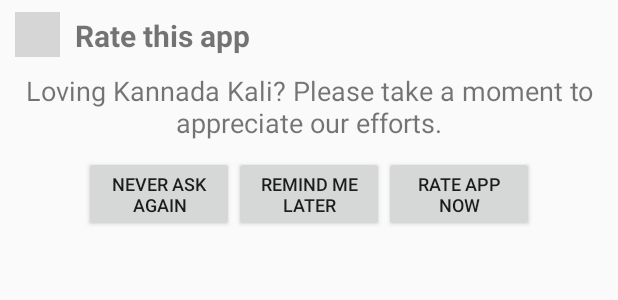
After one commit to Ekaanth/LearnKannada_KannadaKali, an Android app: the layout rateapp_layout.xml on its own in the app's theme, with its tools: preview values and no code run, on a phone screen of 412 x 824 dp. The commit adds this screen. Shown: the top 300 px of the screen. Run offline under Robolectric (Android 15) with nearby library versions, the phone set to English and light mode, and no system bars; grey boxes are pictures that could not be loaded.

Commit message:
added appRater to pop up randomly

```diff
--- a/app/src/main/java/app/learnkannada/com/learnkannadakannadakali/DayActivity.java
+++ b/app/src/main/java/app/learnkannada/com/learnkannadakannadakali/DayActivity.java
@@ -28,6 +28,8 @@ public class DayActivity extends AppCompatActivity {
         setContentView(R.layout.activity_course_home);
 
         recyclerView = (RecyclerView) findViewById(R.id.recyclerViewID);
+
+        AppRater.app_launched(this);
 
         layoutManager = new LinearLayoutManager(this);
         recyclerView.setLayoutManager(layoutManager);
@@ -161,7 +163,7 @@ public class DayActivity extends AppCompatActivity {
                 AudioPlayer.mediaPlayer.stop();
                 AudioPlayer.mediaPlayer.release();
                 AudioPlayer.mediaPlayer = null;
-                Toast.makeText(getApplicationContext(),"killed on back pressed",Toast.LENGTH_SHORT).show();
+                //Toast.makeText(getApplicationContext(),"killed on back pressed",Toast.LENGTH_SHORT).show();
             }
         }
         super.onBackPressed();
--- a/app/src/main/java/app/learnkannada/com/learnkannadakannadakali/ExampleActivity.java
+++ b/app/src/main/java/app/learnkannada/com/learnkannadakannadakali/ExampleActivity.java
@@ -106,7 +106,7 @@ public class ExampleActivity extends AppCompatActivity {
                 AudioPlayer.mediaPlayer.stop();
             AudioPlayer.mediaPlayer.release();
             AudioPlayer.mediaPlayer = null;
-            Toast.makeText(getApplicationContext(),"killed on back pressed",Toast.LENGTH_SHORT).show();
+            //Toast.makeText(getApplicationContext(),"killed on back pressed",Toast.LENGTH_SHORT).show();
             }
         }
         super.onBackPressed();
--- a/app/src/main/java/app/learnkannada/com/learnkannadakannadakali/Homepage.java
+++ b/app/src/main/java/app/learnkannada/com/learnkannadakannadakali/Homepage.java
@@ -24,6 +24,7 @@ public class Homepage extends AppCompatActivity {
         super.onCreate(savedInstanceState);
         setContentView(R.layout.activity_homepage);
 
+        AppRater.app_launched(this);
 
         words = (Button) findViewById(R.id.wordsID);
         conversations = (Button) findViewById(R.id.conversationsID);
--- /dev/null
+++ b/app/src/main/res/layout/rateapp_layout.xml
@@ -0,0 +1,82 @@
+<?xml version="1.0" encoding="utf-8"?>
+<RelativeLayout
+    xmlns:android="http://schemas.android.com/apk/res/android"
+    android:layout_width="match_parent"
+    android:layout_height="match_parent">
+
+    <LinearLayout
+        android:id="@+id/titleLayoutID"
+        android:orientation="horizontal"
+        android:layout_width="wrap_content"
+        android:layout_height="wrap_content">
+
+        <ImageView
+            android:layout_width="30dp"
+            android:layout_height="30dp"
+            android:src="@drawable/rateapp"
+            android:layout_marginTop="8dp"
+            android:layout_marginStart="10dp"/>
+
+        <TextView
+            android:id="@+id/titleRateID"
+            android:text="Rate this app"
+            android:textSize="20sp"
+            android:layout_marginTop="10dp"
+            android:layout_marginStart="10dp"
+            android:textStyle="bold"
+            android:layout_width="wrap_content"
+            android:layout_height="wrap_content" />
+
+    </LinearLayout>
+
+
+    <LinearLayout
+        android:layout_below="@id/titleLayoutID"
+        android:orientation="vertical"
+        android:layout_marginBottom="10dp"
+        android:layout_width="match_parent"
+        android:layout_height="wrap_content">
+
+        <TextView
+            android:id="@+id/rateTextID"
+            android:text="@string/rateText"
+            android:layout_gravity="center"
+            android:textAlignment="center"
+            android:layout_marginTop="20dp"
+            android:textSize="18sp"
+            android:layout_margin="10dp"
+            android:layout_width="wrap_content"
+            android:layout_height="wrap_content" />
+
+        <LinearLayout
+            android:orientation="horizontal"
+            android:layout_gravity="center"
+            android:layout_width="wrap_content"
+            android:layout_height="wrap_content">
+
+            <Button
+                android:id="@+id/neverAskButtonID"
+                android:text="@string/neverAsk"
+                android:layout_width="100dp"
+                android:textSize="12sp"
+                android:layout_height="wrap_content" />
+
+            <Button
+                android:id="@+id/remindMeLaterID"
+                android:text="@string/remindLater"
+                android:textSize="12sp"
+                android:layout_width="100dp"
+                android:layout_height="wrap_content" />
+
+            <Button
+                android:id="@+id/rateNowID"
+                android:text="@string/rateNow"
+                android:textSize="12sp"
+                android:layout_width="100dp"
+                android:layout_height="wrap_content" />
+
+        </LinearLayout>
+
+    </LinearLayout>
+
+</RelativeLayout>
--- a/app/src/main/res/values/strings.xml
+++ b/app/src/main/res/values/strings.xml
@@ -782,5 +782,9 @@
     <string name="aboutKarnataka">About Karnataka</string>
     <string name="aboutHithAM">About HithAM</string>
     <string name="aboutVoiceArtist">Voice behind APP</string>
+    <string name="rateText">Loving Kannada Kali? Please take a moment to appreciate our efforts.</string>
+    <string name="neverAsk">Never Ask again</string>
+    <string name="remindLater">Remind me later</string>
+    <string name="rateNow">Rate app Now</string>
 
 </resources>
```
Also changed, not shown: app/src/main/java/app/learnkannada/com/learnkannadakannadakali/AppRater.java (added, +98 -0 lines), app/src/main/res/layout/intelligent_response_layout.xml (deleted, +0 -59 lines), app/src/main/res/layout/settings_dialog.xml (deleted, +0 -16 lines).
